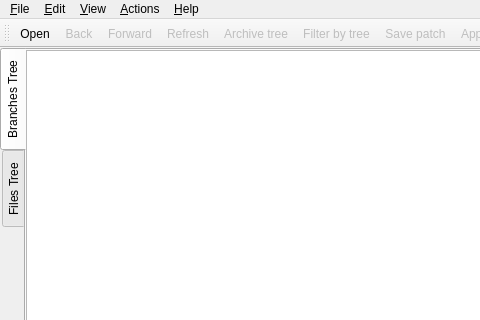
First picture: the form in src/mainview.ui, repository antis81/QGit-mod, before the edit; both pictures show x 0 to 480 and y 0 to 320 of the 905 by 477 pixel window.
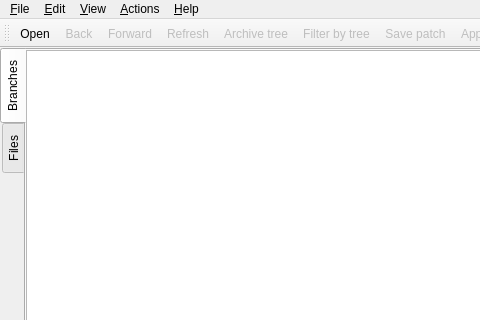
Second picture: the form after the edit. Icons and pictures are not drawn. Custom widgets are drawn as their Qt base class.

Commit message: Tabs renamed

Patch:
```diff
--- a/src/mainview.ui
+++ b/src/mainview.ui
@@ -54,7 +54,7 @@
        </property>
        <widget class="QWidget" name="tab_2">
         <attribute name="title">
-         <string>Branches Tree</string>
+         <string>Branches</string>
         </attribute>
         <layout class="QHBoxLayout" name="horizontalLayout_3">
          <property name="spacing">
@@ -85,7 +85,7 @@
          <bool>false</bool>
         </property>
         <attribute name="title">
-         <string>Files Tree</string>
+         <string>Files</string>
         </attribute>
         <layout class="QHBoxLayout" name="horizontalLayout">
          <property name="spacing">
```
